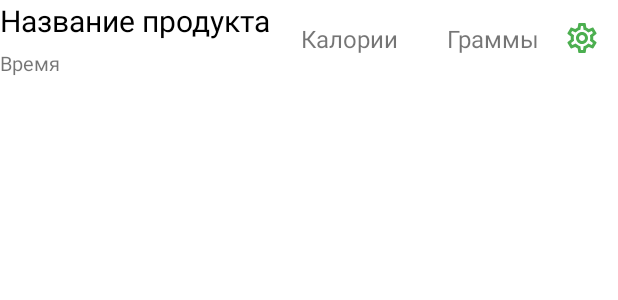
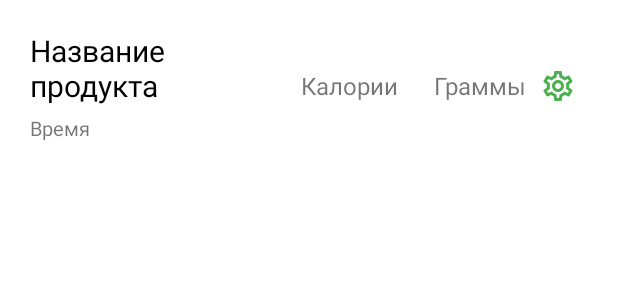
Before and after one commit to pauldub04/KiteApp, an Android app: the layout product_main_block.xml on its own in the app's theme, with its tools: preview values and no code run, on a phone screen of 412 x 824 dp. Shown: the top 300 px of the screen. Run offline under Robolectric (Android 15) with nearby library versions, the light colour scheme and no system bars.

Commit message:
small visual changes

```diff
--- a/app/src/main/java/com/example/foodapp/FoodFragment.java
+++ b/app/src/main/java/com/example/foodapp/FoodFragment.java
@@ -56,6 +56,7 @@ public class FoodFragment extends Fragment {
         btnAdd.setOnClickListener(v -> {
             Intent toAdd = new Intent(getActivity(), AddFoodActivity.class);
             startActivity(toAdd);
+
         });
 
         return rootView;
--- a/app/src/main/res/layout/fragment_food.xml
+++ b/app/src/main/res/layout/fragment_food.xml
@@ -5,7 +5,7 @@
     xmlns:tools="http://schemas.android.com/tools"
     android:layout_width="match_parent"
     android:layout_height="match_parent"
-    android:padding="20dp">
+    >
 
 <!--    <Button-->
 <!--        android:id="@+id/buttonAdd"-->
--- a/app/src/main/res/layout/product_main_block.xml
+++ b/app/src/main/res/layout/product_main_block.xml
@@ -5,7 +5,9 @@
     android:orientation="horizontal"
     android:layout_width="match_parent"
     android:layout_height="wrap_content"
-    android:layout_marginBottom="20dp"
+    android:layout_marginTop="20dp"
+    android:layout_marginLeft="20dp"
+    android:layout_marginRight="20dp"
     >
 
     <LinearLayout
```
